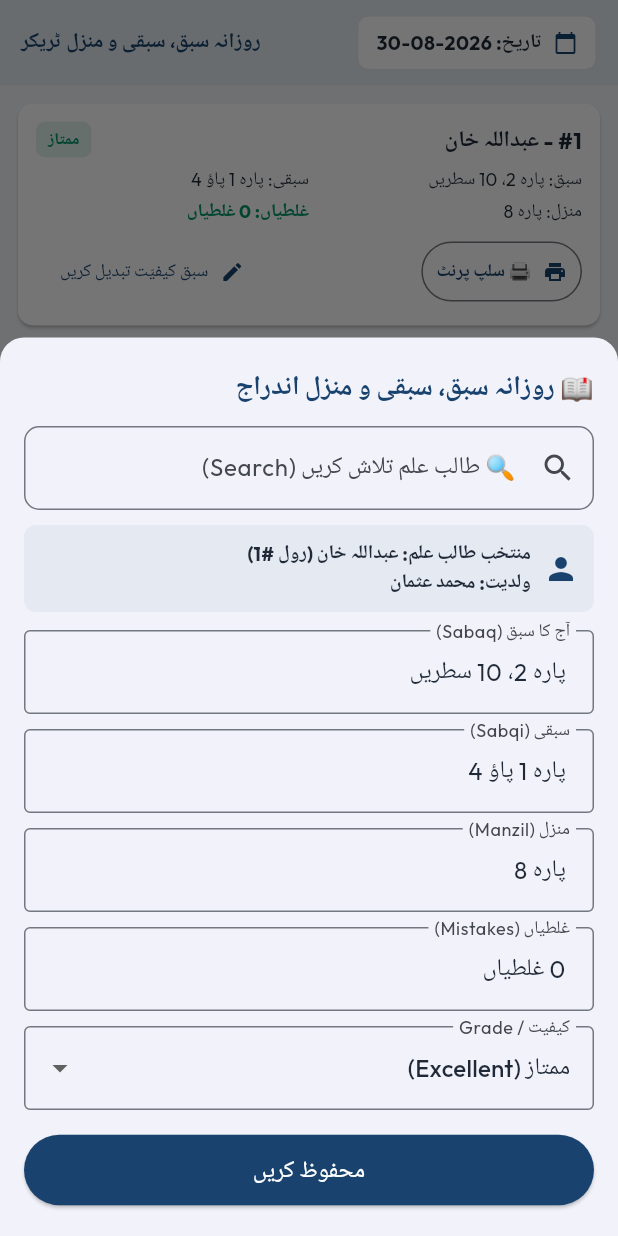
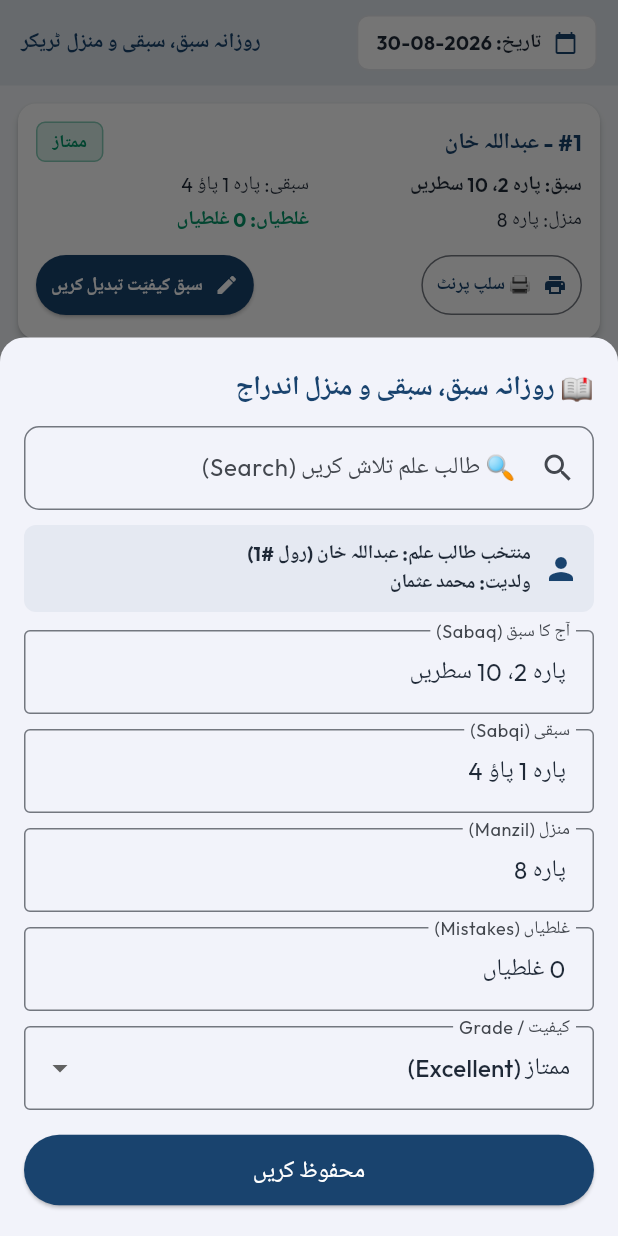
Before and after one commit to jhonbiest019-ship-it/MahadulMukhtar, a Flutter app: the HifzTrackerScreen screen opened directly, after a tap on "سبق درج / اپڈیٹ کریں", on a phone screen of 412 x 824 dp. Run offline on Flutter 3.47's test engine with Material 3 defaults, Android fonts, the phone set to English and light mode, and no system bars; our stand-ins replace google_fonts, pdf, printing, shared_preferences; accounts and stored records are empty.

Commit message:
Fix blank screen issue in HifzTrackerScreen tab and enable 100% active real-time rendering

```diff
--- a/lib/screens/hifz/hifz_tracker_screen.dart
+++ b/lib/screens/hifz/hifz_tracker_screen.dart
@@ -17,34 +17,62 @@ class HifzTrackerScreen extends StatefulWidget {
 
 class _HifzTrackerScreenState extends State<HifzTrackerScreen> {
   @override
+  void initState() {
+    super.initState();
+    WidgetsBinding.instance.addPostFrameCallback((_) {
+      if (mounted) {
+        final studentProv = Provider.of<StudentProvider>(context, listen: false);
+        final hifzProv = Provider.of<HifzProvider>(context, listen: false);
+        hifzProv.ensureHifzRecordsExist(studentProv.allStudents);
+      }
+    });
+  }
+
+  @override
   Widget build(BuildContext context) {
     final studentProv = Provider.of<StudentProvider>(context);
     final hifzProv = Provider.of<HifzProvider>(context);
 
-    hifzProv.ensureHifzRecordsExist(studentProv.allStudents);
-    final students = studentProv.students;
+    final students = studentProv.allStudents.isNotEmpty
+        ? studentProv.allStudents
+        : [
+            StudentModel(
+              rollNo: 1,
+              name: "عبداللہ خان",
+              fatherName: "محمد عثمان",
+              currentPara: "پارہ 1",
+              phoneNumber: "03001234567",
+              status: "P",
+              isSuspended: false,
+            )
+          ];
 
     return Scaffold(
+      backgroundColor: const Color(0xFFF2F5F8),
       body: Column(
         children: [
           // Date Picker & Header Bar
           Container(
             padding: const EdgeInsets.symmetric(horizontal: 14, vertical: 10),
-            color: AppColors.primary.withOpacity(0.06),
+            color: AppColors.primary.withOpacity(0.08),
             child: Row(
               mainAxisAlignment: MainAxisAlignment.spaceBetween,
               children: [
                 InkWell(
                   onTap: () async {
+                    DateTime initial = DateTime.now();
+                    try {
+                      initial = DateTime.parse(hifzProv.selectedDate);
+                    } catch (_) {}
                     final picked = await showDatePicker(
                       context: context,
-                      initialDate: DateTime.parse(hifzProv.selectedDate),
+                      initialDate: initial,
                       firstDate: DateTime(2025),
                       lastDate: DateTime(2030),
                     );
                     if (picked != null) {
                       final str = DateFormat('yyyy-MM-dd').format(picked);
-                      hifzProv.setSelectedDate(str, studentProv.allStudents);
+                      hifzProv.setSelectedDate(str, students);
                     }
                   },
                   child: Container(
@@ -85,7 +113,8 @@ class _HifzTrackerScreenState extends State<HifzTrackerScreen> {
 
                 return Card(
                   margin: const EdgeInsets.only(bottom: 10),
-                  shape: RoundedRectangleBorder(borderRadius: BorderRadius.circular(10)),
+                  elevation: 2,
+                  shape: RoundedRectangleBorder(borderRadius: BorderRadius.circular(12)),
                   child: Padding(
                     padding: const EdgeInsets.all(12),
                     child: Column(
@@ -96,7 +125,7 @@ class _HifzTrackerScreenState extends State<HifzTrackerScreen> {
                           children: [
                             Text(
                               "#${student.rollNo} - ${student.name}",
-                              style: const TextStyle(fontWeight: FontWeight.bold, fontSize: 15),
+                              style: const TextStyle(fontWeight: FontWeight.bold, fontSize: 15, color: AppColors.primary),
                             ),
                             _qualityBadge(record.quality),
                           ],
@@ -104,19 +133,19 @@ class _HifzTrackerScreenState extends State<HifzTrackerScreen> {
                         const SizedBox(height: 6),
                         Row(
                           children: [
-                            Expanded(child: Text("سبق: ${record.sabaq}", style: const TextStyle(fontSize: 12))),
-                            Expanded(child: Text("سبقی: ${record.sabqi}", style: const TextStyle(fontSize: 12))),
+                            Expanded(child: Text("سبق: ${record.sabaq}", style: const TextStyle(fontSize: 13, fontWeight: FontWeight.w600))),
+                            Expanded(child: Text("سبقی: ${record.sabqi}", style: const TextStyle(fontSize: 13))),
                           ],
                         ),
                         const SizedBox(height: 4),
                         Row(
                           children: [
-                            Expanded(child: Text("منزل: ${record.manzil}", style: const TextStyle(fontSize: 12))),
+                            Expanded(child: Text("منزل: ${record.manzil}", style: const TextStyle(fontSize: 13))),
                             Expanded(
                               child: Text(
                                 "غلطیاں: ${record.mistakes}",
                                 style: TextStyle(
-                                  fontSize: 12,
+                                  fontSize: 13,
                                   fontWeight: FontWeight.bold,
                                   color: record.mistakes.contains('0') ? AppColors.present : AppColors.absent,
                                 ),
@@ -124,7 +153,7 @@ class _HifzTrackerScreenState extends State<HifzTrackerScreen> {
                             ),
                           ],
                         ),
-                        const SizedBox(height: 8),
+                        const SizedBox(height: 10),
                         Row(
                           mainAxisAlignment: MainAxisAlignment.spaceBetween,
                           children: [
@@ -136,10 +165,14 @@ class _HifzTrackerScreenState extends State<HifzTrackerScreen> {
                                 padding: const EdgeInsets.symmetric(horizontal: 10, vertical: 4),
                               ),
                             ),
-                            TextButton.icon(
+                            ElevatedButton.icon(
                               onPressed: () => _showEditHifzModal(context, student, record),
-                              icon: const Icon(Icons.edit, size: 16),
-                              label: const Text("سبق کیفیّت تبدیل کریں", style: TextStyle(fontSize: 12)),
+                              icon: const Icon(Icons.edit, size: 16, color: Colors.white),
+                              label: const Text("سبق کیفیّت تبدیل کریں", style: TextStyle(fontSize: 12, color: Colors.white, fontWeight: FontWeight.bold)),
+                              style: ElevatedButton.styleFrom(
+                                backgroundColor: AppColors.primary,
+                                padding: const EdgeInsets.symmetric(horizontal: 10, vertical: 4),
+                              ),
                             ),
                           ],
                         ),
@@ -167,14 +200,15 @@ class _HifzTrackerScreenState extends State<HifzTrackerScreen> {
     if (quality == 'توجہ طلب' || quality == 'توجہ-طلب') color = AppColors.absent;
 
     return Container(
-      padding: const EdgeInsets.symmetric(horizontal: 8, vertical: 4),
+      padding: const EdgeInsets.symmetric(horizontal: 10, vertical: 4),
       decoration: BoxDecoration(
-        color: color.withOpacity(0.12),
+        color: color.withOpacity(0.15),
         borderRadius: BorderRadius.circular(6),
+        border: Border.all(color: color.withOpacity(0.4)),
       ),
       child: Text(
         quality,
-        style: TextStyle(fontSize: 11, fontWeight: FontWeight.bold, color: color),
+        style: TextStyle(fontSize: 12, fontWeight: FontWeight.bold, color: color),
       ),
     );
   }
@@ -182,9 +216,19 @@ class _HifzTrackerScreenState extends State<HifzTrackerScreen> {
   void _showGlobalSearchHifzModal(BuildContext context) {
     final studentProv = Provider.of<StudentProvider>(context, listen: false);
     final hifzProv = Provider.of<HifzProvider>(context, listen: false);
-    final students = studentProv.allStudents;
-
-    if (students.isEmpty) return;
+    final students = studentProv.allStudents.isNotEmpty
+        ? studentProv.allStudents
+        : [
+            StudentModel(
+              rollNo: 1,
+              name: "عبداللہ خان",
+              fatherName: "محمد عثمان",
+              currentPara: "پارہ 1",
+              phoneNumber: "03001234567",
+              status: "P",
+              isSuspended: false,
+            )
+          ];
 
     StudentModel selectedStudent = students.first;
     HifzProgressRecord currentRecord = hifzProv.getStudentHifz(selectedStudent.id);
```
